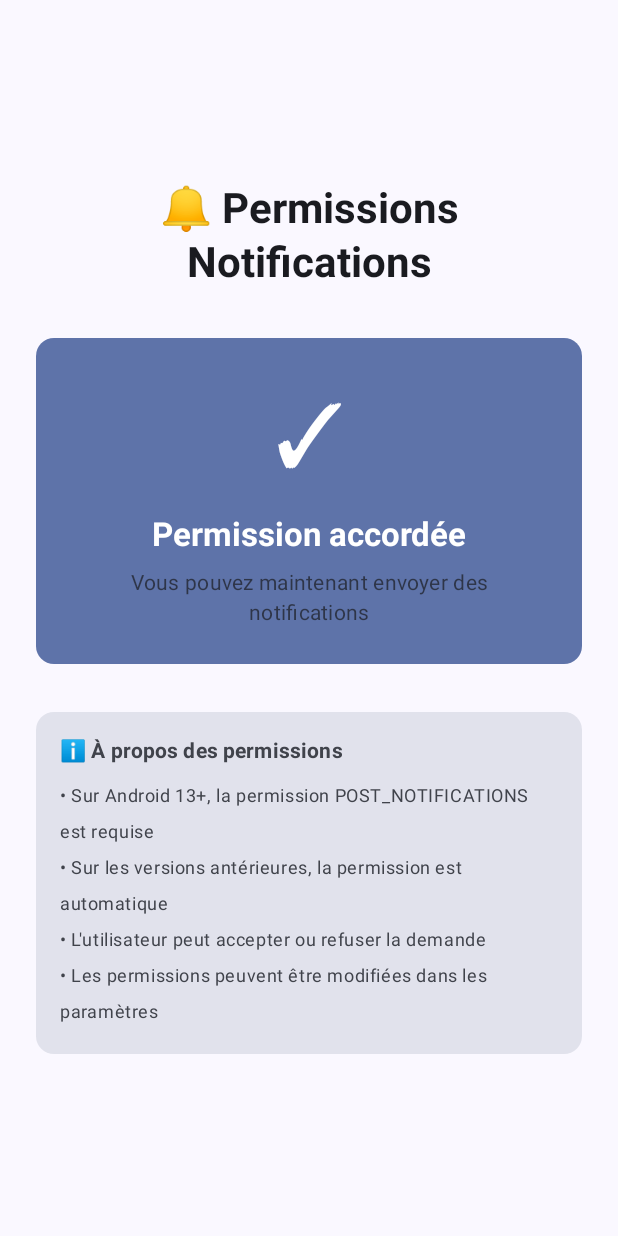
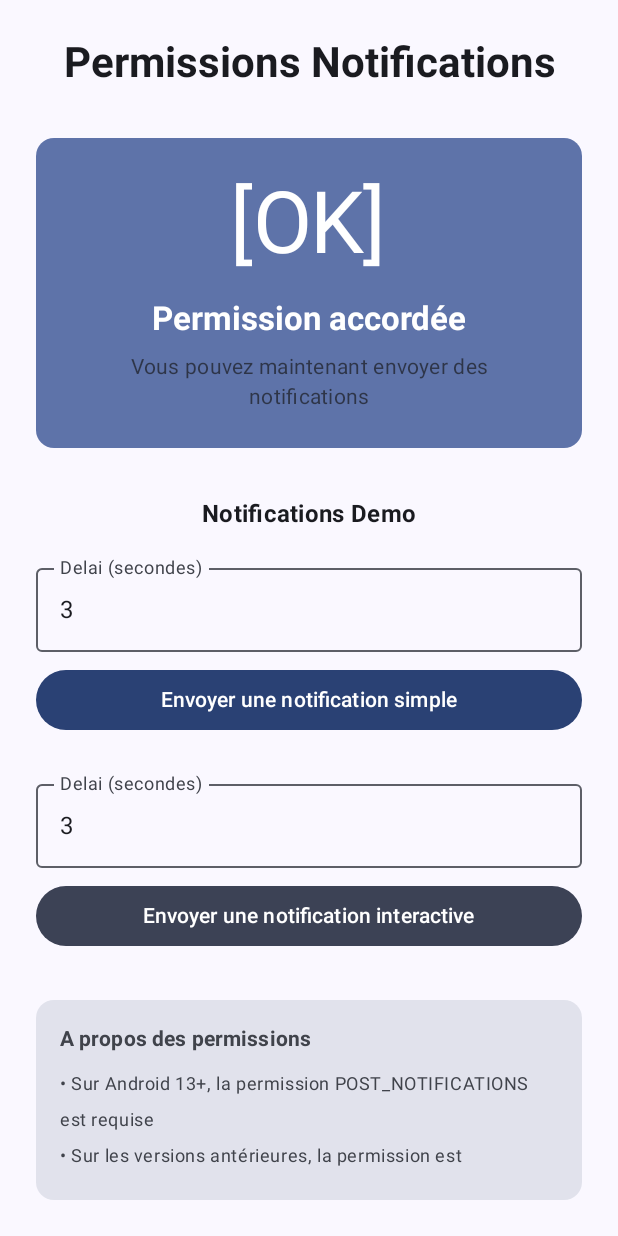
Before and after one commit to Clashix/II.3510_2526_Skills_G1_Topic-for-G1-, an Android app built with Jetpack Compose: the screen it shows after launch (MainActivity), on a phone screen of 412 x 824 dp. Run offline under Robolectric (Android 15) with nearby library versions, the phone set to English and light mode, and no system bars.

Commit message:
feat: Ajout notifications simples et interactives avec delai configurable
- Ajout NotificationUtils.kt avec fonctions simpleNotification() et interactiveNotification()
- Ajout NotificationActionReceiver.kt pour gerer les actions OUI/NON
- Configuration NotificationChannel avec IMPORTANCE_HIGH pour heads-up display
- Ajout champs de saisie pour delai en secondes avant envoi notification
- Mise a jour dependances (appcompat, material, core-ktx)
- Support Android 8+ avec channels et Android 13+ avec permissions runtime

```diff
--- a/app/build.gradle.kts
+++ b/app/build.gradle.kts
@@ -43,6 +43,8 @@ android {
 
 dependencies {
     implementation(libs.androidx.core.ktx)
+    implementation(libs.androidx.appcompat)
+    implementation(libs.material)
     implementation(libs.androidx.lifecycle.runtime.ktx)
     implementation(libs.androidx.activity.compose)
     implementation(platform(libs.androidx.compose.bom))
--- a/app/src/main/java/com/example/kotlinnotification/MainActivity.kt
+++ b/app/src/main/java/com/example/kotlinnotification/MainActivity.kt
@@ -9,16 +9,21 @@ import androidx.activity.compose.setContent
 import androidx.activity.enableEdgeToEdge
 import androidx.activity.result.contract.ActivityResultContracts
 import androidx.compose.foundation.layout.*
+import androidx.compose.foundation.text.KeyboardOptions
 import androidx.compose.material3.*
 import androidx.compose.runtime.*
 import androidx.compose.ui.Alignment
 import androidx.compose.ui.Modifier
 import androidx.compose.ui.text.font.FontWeight
+import androidx.compose.ui.text.input.KeyboardType
 import androidx.compose.ui.text.style.TextAlign
 import androidx.compose.ui.tooling.preview.Preview
 import androidx.compose.ui.unit.dp
 import androidx.core.content.ContextCompat
+import androidx.lifecycle.lifecycleScope
 import com.example.kotlinnotification.ui.theme.KotlinNotificationTheme
+import kotlinx.coroutines.delay
+import kotlinx.coroutines.launch
 
 class MainActivity : ComponentActivity() {
 
@@ -44,7 +49,19 @@ class MainActivity : ComponentActivity() {
                     PermissionScreen(
                         modifier = Modifier.padding(innerPadding),
                         hasPermission = hasNotificationPermission,
-                        onRequestPermission = { requestNotificationPermission() }
+                        onRequestPermission = { requestNotificationPermission() },
+                        onSimpleNotification = { delaySeconds ->
+                            lifecycleScope.launch {
+                                delay(delaySeconds * 1000L)
+                                simpleNotification(this@MainActivity)
+                            }
+                        },
+                        onInteractiveNotification = { delaySeconds ->
+                            lifecycleScope.launch {
+                                delay(delaySeconds * 1000L)
+                                interactiveNotification(this@MainActivity)
+                            }
+                        }
                     )
                 }
             }
@@ -80,8 +97,12 @@ class MainActivity : ComponentActivity() {
 fun PermissionScreen(
     modifier: Modifier = Modifier,
     hasPermission: Boolean = false,
-    onRequestPermission: () -> Unit = {}
+    onRequestPermission: () -> Unit = {},
+    onSimpleNotification: (Int) -> Unit = {},
+    onInteractiveNotification: (Int) -> Unit = {}
 ) {
+    var simpleDelay by remember { mutableStateOf("3") }
+    var interactiveDelay by remember { mutableStateOf("3") }
     Column(
         modifier = modifier
             .fillMaxSize()
@@ -91,7 +112,7 @@ fun PermissionScreen(
     ) {
         // Titre
         Text(
-            text = "🔔 Permissions Notifications",
+            text = "Permissions Notifications",
             style = MaterialTheme.typography.headlineMedium,
             fontWeight = FontWeight.Bold,
             textAlign = TextAlign.Center,
@@ -114,7 +135,7 @@ fun PermissionScreen(
             ) {
                 // Icône et statut
                 Text(
-                    text = if (hasPermission) "✓" else "⚠",
+                    text = if (hasPermission) "[OK]" else "[!]",
                     style = MaterialTheme.typography.displayLarge,
                     modifier = Modifier.padding(bottom = 16.dp)
                 )
@@ -153,6 +174,68 @@ fun PermissionScreen(
             }
         }
 
+        // Afficher les boutons de notification si la permission est accordée
+        if (hasPermission) {
+            Spacer(modifier = Modifier.height(32.dp))
+
+            // Section des notifications
+            Text(
+                text = "Notifications Demo",
+                style = MaterialTheme.typography.titleMedium,
+                fontWeight = FontWeight.Bold,
+                modifier = Modifier.padding(bottom = 16.dp)
+            )
+
+            // Notification Simple
+            OutlinedTextField(
+                value = simpleDelay,
+                onValueChange = { if (it.all { char -> char.isDigit() } && it.length <= 3) simpleDelay = it },
+                label = { Text("Delai (secondes)") },
+                keyboardOptions = KeyboardOptions(keyboardType = KeyboardType.Number),
+                modifier = Modifier.fillMaxWidth(),
+                singleLine = true
+            )
+
+            Spacer(modifier = Modifier.height(8.dp))
+
+            Button(
+                onClick = {
+                    val delay = simpleDelay.toIntOrNull() ?: 3
+                    onSimpleNotification(delay)
+                },
+                modifier = Modifier.fillMaxWidth()
+            ) {
+                Text("Envoyer une notification simple")
+            }
+
+            Spacer(modifier = Modifier.height(24.dp))
+
+            // Notification Interactive
+            OutlinedTextField(
+                value = interactiveDelay,
+                onValueChange = { if (it.all { char -> char.isDigit() } && it.length <= 3) interactiveDelay = it },
+                label = { Text("Delai (secondes)") },
+                keyboardOptions = KeyboardOptions(keyboardType = KeyboardType.Number),
+                modifier = Modifier.fillMaxWidth(),
+                singleLine = true
+            )
+
+            Spacer(modifier = Modifier.height(8.dp))
+
+            Button(
+                onClick = {
+                    val delay = interactiveDelay.toIntOrNull() ?: 3
+                    onInteractiveNotification(delay)
+                },
+                modifier = Modifier.fillMaxWidth(),
+                colors = ButtonDefaults.buttonColors(
+                    containerColor = MaterialTheme.colorScheme.secondary
+                )
+            ) {
+                Text("Envoyer une notification interactive")
+            }
+        }
+
         Spacer(modifier = Modifier.height(32.dp))
 
         // Informations
@@ -166,7 +249,7 @@ fun PermissionScreen(
                 modifier = Modifier.padding(16.dp)
             ) {
                 Text(
-                    text = "ℹ️ À propos des permissions",
+                    text = "A propos des permissions",
                     style = MaterialTheme.typography.titleSmall,
                     fontWeight = FontWeight.Bold,
                     modifier = Modifier.padding(bottom = 8.dp)
@@ -184,10 +267,18 @@ fun PermissionScreen(
     }
 }
 
-@Preview(showBackground = true)
+@Preview(showBackground = true, name = "Sans Permission")
 @Composable
 fun PermissionScreenPreview() {
     KotlinNotificationTheme {
         PermissionScreen(hasPermission = false)
     }
 }
+
+@Preview(showBackground = true, name = "Avec Permission")
+@Composable
+fun PermissionScreenWithAccessPreview() {
+    KotlinNotificationTheme {
+        PermissionScreen(hasPermission = true)
+    }
+}
```
Also changed, not shown: app/src/main/AndroidManifest.xml (+9 -0 lines), app/src/main/java/com/example/kotlinnotification/NotificationActionReceiver.kt (added, +23 -0 lines), app/src/main/java/com/example/kotlinnotification/NotificationUtils.kt (added, +120 -0 lines), gradle/libs.versions.toml (+6 -2 lines).
